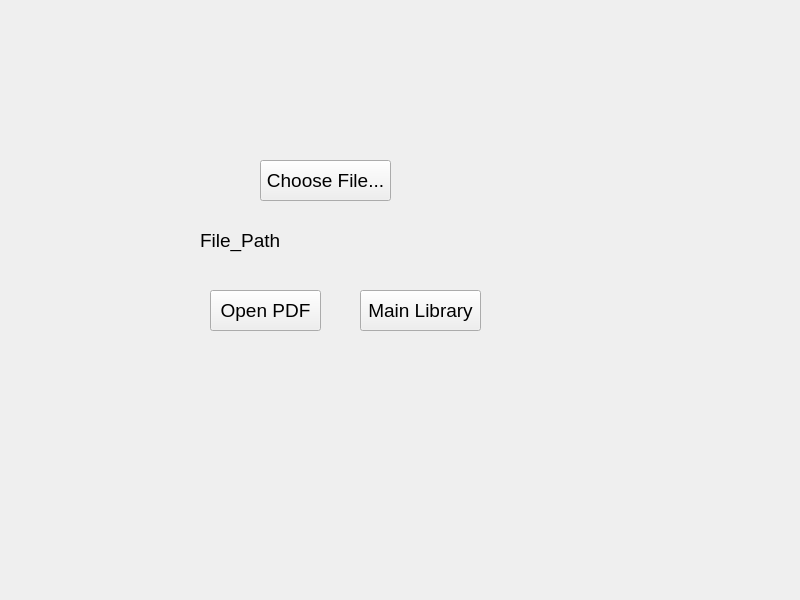
Qt form uploadwindow.ui (NightYorah/ReadHub---Digital-Bookkeepers) before a commit.
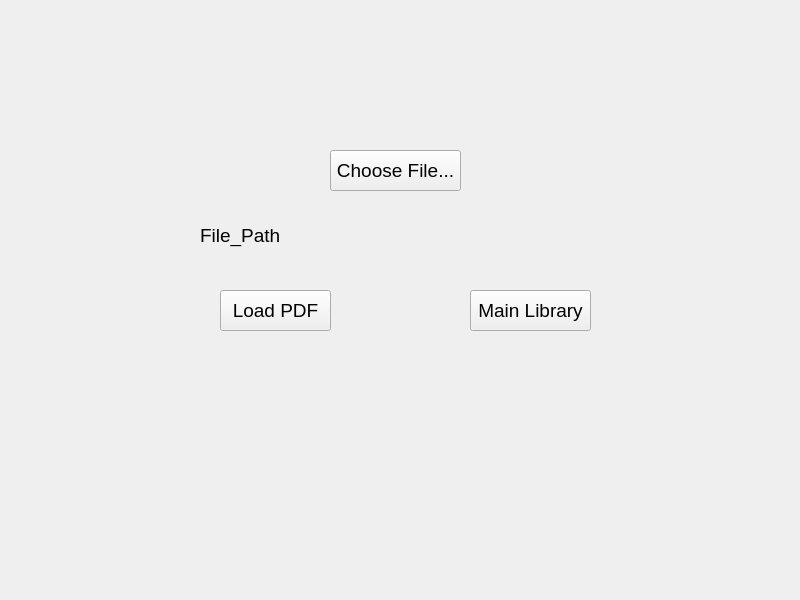
The same form after that commit.

```diff
--- a/uploadwindow.ui
+++ b/uploadwindow.ui
@@ -23,8 +23,8 @@
    <widget class="QPushButton" name="Upload_Button">
     <property name="geometry">
      <rect>
-      <x>260</x>
-      <y>160</y>
+      <x>330</x>
+      <y>150</y>
       <width>131</width>
       <height>41</height>
      </rect>
@@ -40,9 +40,9 @@
     <property name="geometry">
      <rect>
       <x>200</x>
-      <y>220</y>
-      <width>311</width>
-      <height>41</height>
+      <y>210</y>
+      <width>451</width>
+      <height>51</height>
      </rect>
     </property>
     <property name="whatsThis">
@@ -55,20 +55,20 @@
    <widget class="QPushButton" name="Quick_PDF">
     <property name="geometry">
      <rect>
-      <x>210</x>
+      <x>220</x>
       <y>290</y>
       <width>111</width>
       <height>41</height>
      </rect>
     </property>
     <property name="text">
-     <string>Open PDF</string>
+     <string>Load PDF</string>
     </property>
    </widget>
    <widget class="QPushButton" name="Back2Main">
     <property name="geometry">
      <rect>
-      <x>360</x>
+      <x>470</x>
       <y>290</y>
       <width>121</width>
       <height>41</height>
```
Left out of the diff: 2 changed lines with no effect on the pictures.
